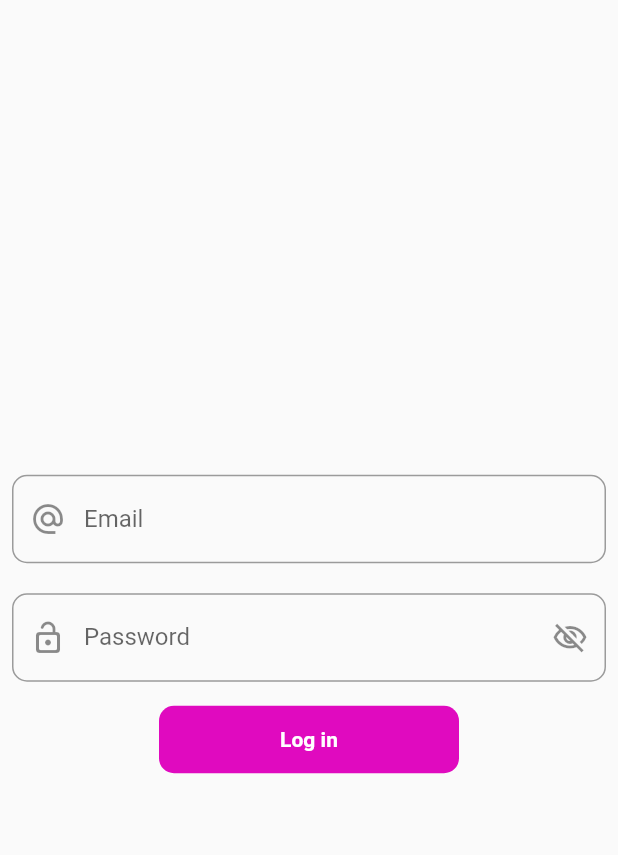
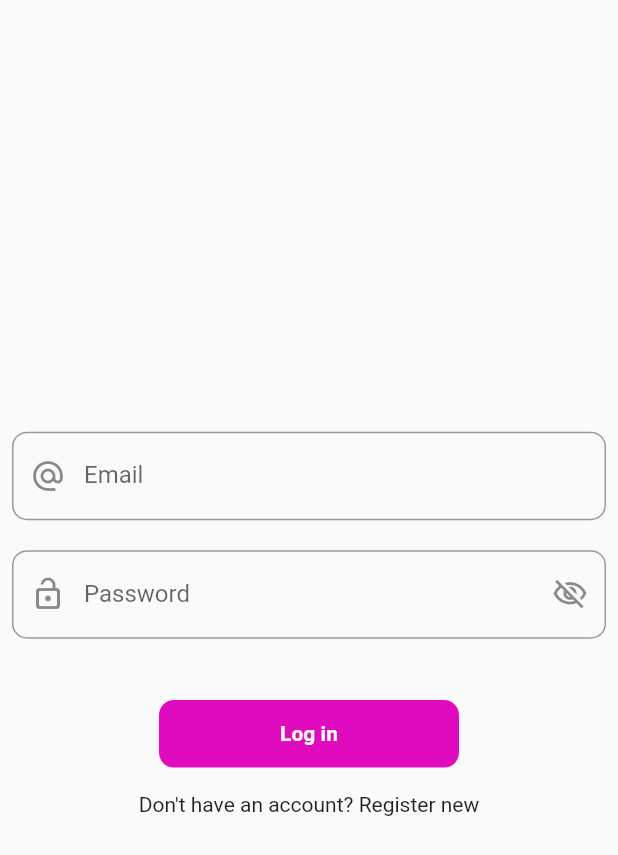
Before and after one commit to antorparvez/flutter_mvvm, a Flutter app: the screen it shows after launch, on a phone screen of 412 x 824 dp. Shown: the top 855 px of the screen. Run offline on Flutter 3.47's test engine with Material 2 defaults, Android fonts, the phone set to English and light mode, and no system bars; our stand-ins replace another_flushbar, fluttertoast.

Commit message:
registration completed

```diff
--- a/lib/res/app_url.dart
+++ b/lib/res/app_url.dart
@@ -2,5 +2,5 @@ class AppUrl {
   static var baseUrl = 'https://reqres.in' ;
 
   static var loginApi = baseUrl + '/api/login' ;
-  static var registrationApi = baseUrl + "register";
+  static var registrationApi = baseUrl + "/api/register";
 }
--- a/lib/res/components/round_loading_btn.dart
+++ b/lib/res/components/round_loading_btn.dart
@@ -27,11 +27,11 @@ class RoundButton extends StatelessWidget {
             borderRadius: BorderRadius.circular(10)
         ),
         child: Center(
-            child:loading ? SizedBox(
+            child:loading ? const SizedBox(
               height: 25,
                 width: 25,
                 child: CircularProgressIndicator(color: Colors.white,)) :  Text(title ,
-              style: TextStyle(color: AppColors.whiteColor, fontWeight: FontWeight.bold),
+              style: const TextStyle(color: AppColors.whiteColor, fontWeight: FontWeight.bold),
             )),
       ),
     );
--- a/lib/utils/routes/routes.dart
+++ b/lib/utils/routes/routes.dart
@@ -2,6 +2,7 @@ import 'package:flutter/material.dart';
 import 'package:flutter_mvvm/utils/routes/routes_name.dart';
 import 'package:flutter_mvvm/view/home_view.dart';
 import 'package:flutter_mvvm/view/login_view.dart';
+import 'package:flutter_mvvm/view/signup_view.dart';
 
 class Routes {
   static Route<dynamic> generateRoute(RouteSettings settings) {
@@ -14,6 +15,11 @@ class Routes {
         return MaterialPageRoute(
             builder: (BuildContext context) => const LoginView());
 
+
+      case RoutesName.signup:
+        return MaterialPageRoute(
+            builder: (BuildContext context) => const SignUpView());
+
       default:
         return MaterialPageRoute(builder: (_) {
           return const Scaffold(
--- a/lib/utils/routes/routes_name.dart
+++ b/lib/utils/routes/routes_name.dart
@@ -1,4 +1,5 @@
 class RoutesName {
   static const String login = 'login_scree';
   static const String home = 'home_scree';
+  static const String signup = 'sign_up';
 }
--- a/lib/view/login_view.dart
+++ b/lib/view/login_view.dart
@@ -1,5 +1,6 @@
 import 'package:flutter/material.dart';
 import 'package:flutter_mvvm/res/components/round_loading_btn.dart';
+import 'package:flutter_mvvm/utils/routes/routes_name.dart';
 import 'package:flutter_mvvm/utils/utils.dart';
 import 'package:flutter_mvvm/view_model/auth_view_model.dart';
 import 'package:provider/provider.dart';
@@ -22,6 +23,7 @@ class _LoginViewState extends State<LoginView> {
   @override
   Widget build(BuildContext context) {
     final authViewModel = Provider.of<AuthViewViewModel>(context);
+    final height  = MediaQuery.of(context).size.height * 1 ;
 
     return Scaffold(
       body: SafeArea(
@@ -81,9 +83,8 @@ class _LoginViewState extends State<LoginView> {
                     );
                   }),
             ),
-            const SizedBox(
-              height: 8,
-            ),
+
+            SizedBox(height: height * .04,),
             RoundButton(
                 title: "Log in",
                 loading: authViewModel.loading,
@@ -108,7 +109,15 @@ class _LoginViewState extends State<LoginView> {
 
                     authViewModel.loginApi(loginBody,context);
                   }
-                })
+                }),
+
+
+            SizedBox(height: height * .02,),
+            InkWell(
+                onTap: (){
+                  Navigator.pushNamed(context, RoutesName.signup);
+                },
+                child: const Text("Don't have an account? Register new"))
           ],
         ),
       ),
```
Also changed, not shown: lib/view/signup_view.dart (added, +136 -0 lines), lib/view_model/auth_view_model.dart (+23 -0 lines).
